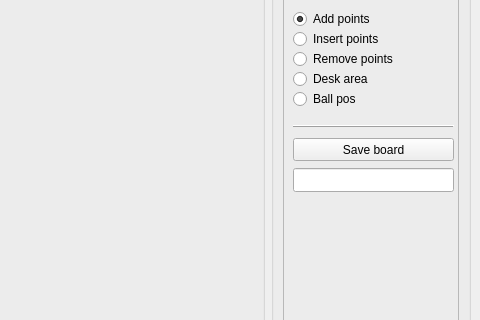
The window that board_tool/ui/mainform.ui (hateom/billard3d) describes before a commit, drawn with Qt 5; both pictures show x 643 to 1123 and y 90 to 410 of the 1123 by 606 pixel window.
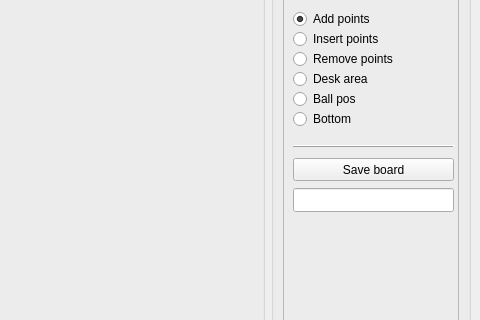
The same window after the commit.

The edit to the form file:
```diff
--- a/board_tool/ui/mainform.ui
+++ b/board_tool/ui/mainform.ui
@@ -136,11 +136,34 @@
           <string>Desk area</string>
          </property>
         </widget>
+        <widget class="QRadioButton" name="radioBall" >
+         <property name="geometry" >
+          <rect>
+           <x>10</x>
+           <y>140</y>
+           <width>91</width>
+           <height>22</height>
+          </rect>
+         </property>
+         <property name="text" >
+          <string>Ball pos</string>
+         </property>
+        </widget>
+        <widget class="QLineEdit" name="editInfo" >
+         <property name="geometry" >
+          <rect>
+           <x>10</x>
+           <y>240</y>
+           <width>161</width>
+           <height>24</height>
+          </rect>
+         </property>
+        </widget>
         <widget class="QPushButton" name="btnSave" >
          <property name="geometry" >
           <rect>
            <x>10</x>
-           <y>190</y>
+           <y>210</y>
            <width>161</width>
            <height>23</height>
           </rect>
@@ -153,7 +176,7 @@
          <property name="geometry" >
           <rect>
            <x>10</x>
-           <y>170</y>
+           <y>190</y>
            <width>161</width>
            <height>16</height>
           </rect>
@@ -165,27 +188,17 @@
           <enum>QFrame::Raised</enum>
          </property>
         </widget>
-        <widget class="QRadioButton" name="radioBall" >
+        <widget class="QRadioButton" name="radioBottom" >
          <property name="geometry" >
           <rect>
            <x>10</x>
-           <y>140</y>
+           <y>160</y>
            <width>91</width>
            <height>22</height>
           </rect>
          </property>
          <property name="text" >
-          <string>Ball pos</string>
-         </property>
-        </widget>
-        <widget class="QLineEdit" name="editInfo" >
-         <property name="geometry" >
-          <rect>
-           <x>10</x>
-           <y>220</y>
-           <width>161</width>
-           <height>24</height>
-          </rect>
+          <string>Bottom</string>
          </property>
         </widget>
        </widget>
```
